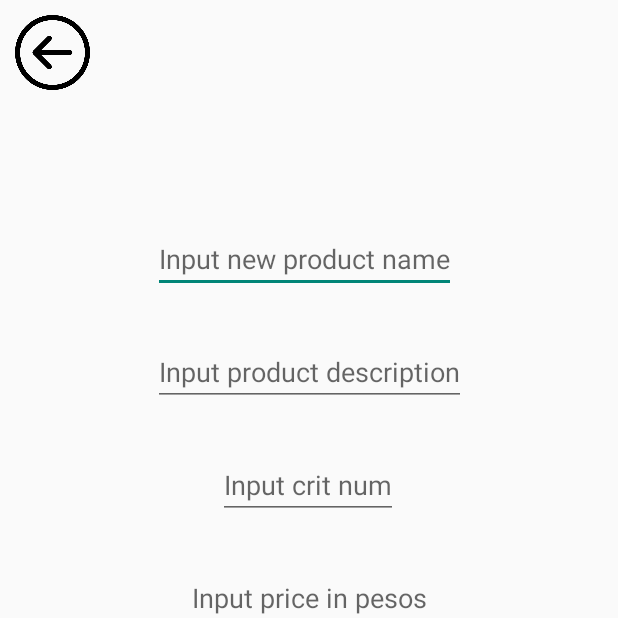
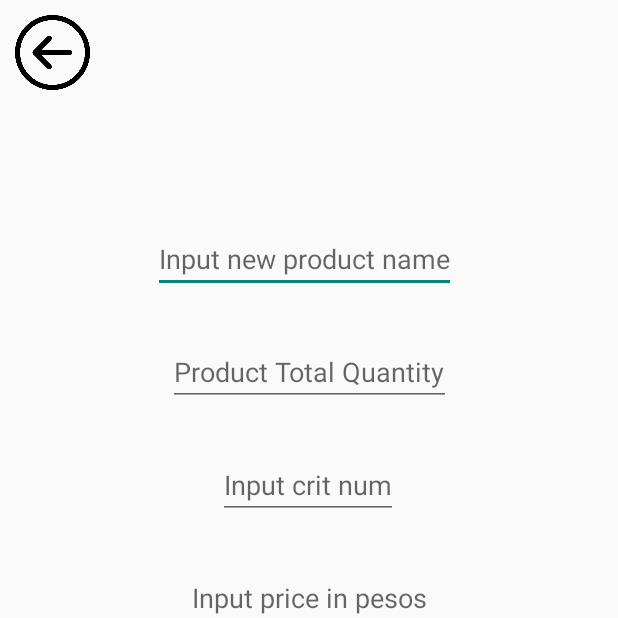
Before and after one commit to Lieliel/DragonSIS, an Android app: the ManagerAddProduct screen opened directly, with no data from a screen before it, on a phone screen of 412 x 824 dp, the top half of it. Run offline under Robolectric (Android 15) with nearby library versions, the phone set to English and light mode, and no system bars.

Commit message:
Updated prod_description to product_total_quantity

```diff
--- a/app/src/main/java/com/tolentino/dragonsis/ManagerAddProduct.java
+++ b/app/src/main/java/com/tolentino/dragonsis/ManagerAddProduct.java
@@ -16,7 +16,7 @@ public class ManagerAddProduct extends AppCompatActivity {
 
     ImageView img_back_add_product;
     EditText edit_add_productname;
-    EditText edit_add_product_descrip;
+    EditText edit_add_prod_total_quantity;
     EditText edit_add_crit_num;
     EditText edit_add_price;
     Spinner spin_add_category;
@@ -31,7 +31,7 @@ public class ManagerAddProduct extends AppCompatActivity {
 
         img_back_add_product = findViewById(R.id.img_back_add_product);
         edit_add_productname = findViewById(R.id.edit_add_productname);
-        edit_add_product_descrip = findViewById(R.id.edit_add_product_descrip);
+        edit_add_prod_total_quantity = findViewById(R.id.edit_add_prod_total_quantity);
         edit_add_crit_num = findViewById(R.id.edit_add_crit_num);
         edit_add_price = findViewById(R.id.edit_add_price);
         spin_add_category = findViewById(R.id.spin_add_category);
@@ -56,14 +56,14 @@ public class ManagerAddProduct extends AppCompatActivity {
 
                 //Convert to EditText Values to String
                 String txt_prod_name = edit_add_productname.getText().toString();
-                String txt_prod_descrip = edit_add_product_descrip.getText().toString();
+                String txt_prod_total_quantity = edit_add_prod_total_quantity.getText().toString();
                 int txt_prod_crit_num = Integer.parseInt(edit_add_crit_num.getText().toString());
                 int txt_prod_price = Integer.parseInt(edit_add_price.getText().toString());
                 String spin_category = spin_add_category.getSelectedItem().toString();
 
                 //Use db function to add record to products table
-                db.insertProduct(txt_prod_name,txt_prod_crit_num,txt_prod_descrip,txt_prod_price,spin_category);
-                Log.i("ACCOUNTS TABLE", "User Inserted: " + txt_prod_name + ", " + txt_prod_descrip + ", " + txt_prod_crit_num + ", " + txt_prod_price + ", " + spin_category);
+                db.insertProduct(txt_prod_name,txt_prod_crit_num,txt_prod_total_quantity,txt_prod_price,spin_category);
+                Log.i("ACCOUNTS TABLE", "User Inserted: " + txt_prod_name + ", " + txt_prod_total_quantity + ", " + txt_prod_crit_num + ", " + txt_prod_price + ", " + spin_category);
 
                 Intent i = new Intent(ManagerAddProduct.this, ManagerViewProducts.class);
                 startActivity(i);
--- a/app/src/main/java/com/tolentino/dragonsis/ManagerViewProducts.java
+++ b/app/src/main/java/com/tolentino/dragonsis/ManagerViewProducts.java
@@ -62,7 +62,7 @@ public class ManagerViewProducts extends AppCompatActivity {
         //Adapt Products List
         list_products = findViewById(R.id.list_products);
         ArrayList<HashMap<String, String>> productList = db.getProducts();
-        listAdapter = new SimpleAdapter(ManagerViewProducts.this, productList, R.layout.list_row_product, new String[]{"prod_name"/*,"prod_description"*/,"prod_price","prod_category"}, new int[]{R.id.row_product_name, /*R.id.row_product_description,*/ R.id.row_product_price, R.id.row_product_category});
+        listAdapter = new SimpleAdapter(ManagerViewProducts.this, productList, R.layout.list_row_product, new String[]{"prod_name"/*,"prod_total_quantity"*/,"prod_price","prod_category"}, new int[]{R.id.row_product_name, /*R.id.row_product_description,*/ R.id.row_product_price, R.id.row_product_category});
         list_products.setAdapter(listAdapter);
 
         //Search Product Function
@@ -92,7 +92,7 @@ public class ManagerViewProducts extends AppCompatActivity {
                 edit.putString("prod_id", productList.get(i).get("prod_ID"));
                 edit.putString("prod_name", productList.get(i).get("prod_name"));
                 edit.putString("prod_critical_num", productList.get(i).get("prod_critical_num"));
-                edit.putString("prod_description", productList.get(i).get("prod_description"));
+                edit.putString("prod_total_quantity", productList.get(i).get("prod_total_quantity"));
                 edit.putString("prod_price", productList.get(i).get("prod_price"));
                 edit.putString("prod_category", productList.get(i).get("prod_category"));
                 edit.commit();
--- a/app/src/main/res/layout/activity_manager_add_product.xml
+++ b/app/src/main/res/layout/activity_manager_add_product.xml
@@ -33,14 +33,14 @@
         app:layout_constraintTop_toTopOf="parent"></EditText>
 
     <EditText
-        android:id="@+id/edit_add_product_descrip"
+        android:id="@+id/edit_add_prod_total_quantity"
         android:layout_width="wrap_content"
         android:layout_height="wrap_content"
         android:layout_below="@+id/edit_add_productname"
 
         android:layout_centerHorizontal="true"
         android:layout_marginTop="30dp"
-        android:hint="Input product description"
+        android:hint="Product Total Quantity"
         app:layout_constraintEnd_toEndOf="parent"
         app:layout_constraintStart_toStartOf="parent"
         app:layout_constraintTop_toBottomOf="@+id/edit_add_productname"></EditText>
@@ -49,7 +49,7 @@
         android:id="@+id/edit_add_crit_num"
         android:layout_width="wrap_content"
         android:layout_height="wrap_content"
-        android:layout_below="@+id/edit_add_product_descrip"
+        android:layout_below="@+id/edit_add_prod_total_quantity"
         android:layout_centerHorizontal="true"
 
         android:layout_marginTop="30dp"
@@ -58,7 +58,7 @@
         app:layout_constraintEnd_toEndOf="parent"
         app:layout_constraintHorizontal_bias="0.498"
         app:layout_constraintStart_toStartOf="parent"
-        app:layout_constraintTop_toBottomOf="@+id/edit_add_product_descrip"></EditText>
+        app:layout_constraintTop_toBottomOf="@+id/edit_add_prod_total_quantity"></EditText>
 
     <EditText
         android:id="@+id/edit_add_price"
```
Also changed, not shown: app/src/main/java/com/tolentino/dragonsis/DbManager.java (+8 -8 lines), app/src/main/java/com/tolentino/dragonsis/ManagerUpdateProducts.java (+5 -5 lines), app/src/main/res/layout/activity_manager_update_products.xml (+6 -6 lines).
